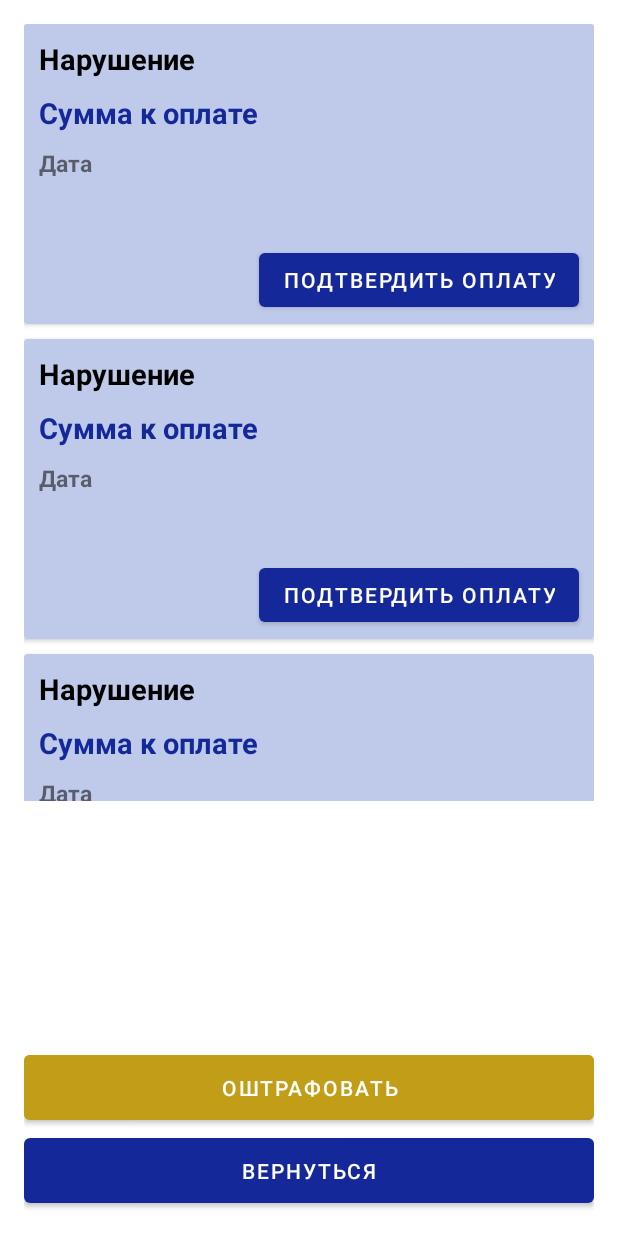
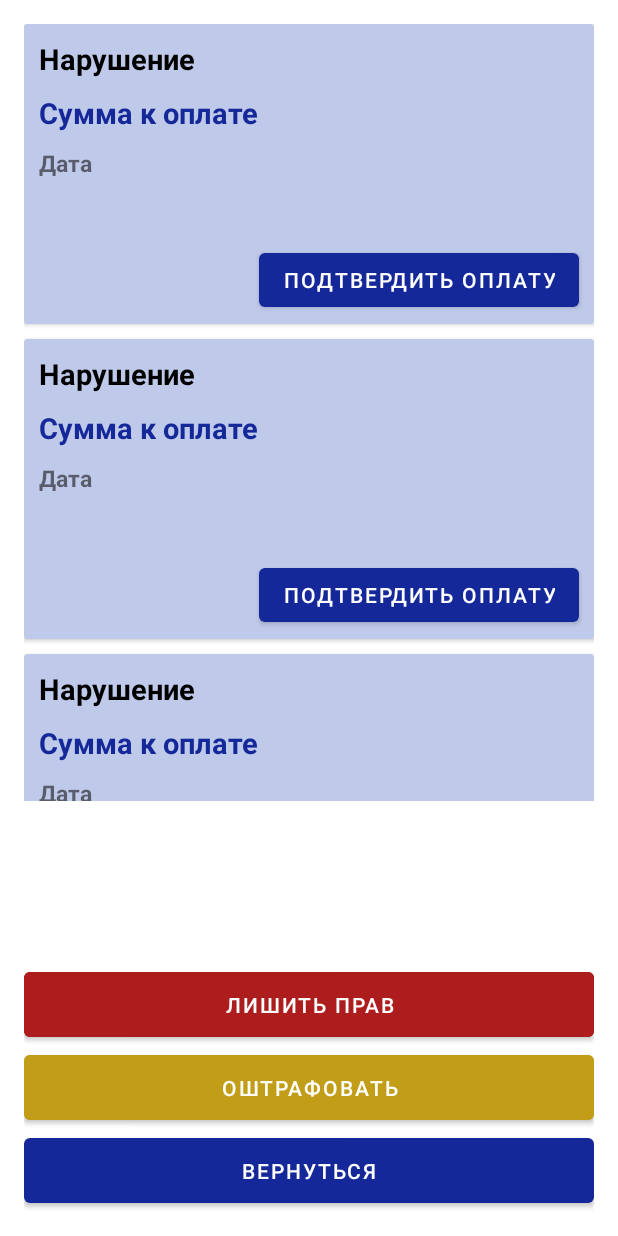
Before and after one commit to BelGray/CarNumbersDatabase, an Android app: the layout activity_person_fines.xml on its own in the app's theme, with its tools: preview values and no code run, on a phone screen of 412 x 824 dp. Run offline under Robolectric (Android 15) with nearby library versions, the phone set to English and light mode, and no system bars.

Commit message:
add fines adapter

```diff
--- a/app/src/main/AndroidManifest.xml
+++ b/app/src/main/AndroidManifest.xml
@@ -29,6 +29,10 @@
         <activity
             android:name=".ui.ShowNumbersInfoActivity"
             android:exported="true" />
+
+
+        <activity android:name=".ui.PersonFinesActivity" android:exported="true" />
+        <activity android:name=".ui.ToFinePersonActivity" android:exported="true"/>
     </application>
 
 </manifest>
--- a/app/src/main/res/layout/activity_person_fines.xml
+++ b/app/src/main/res/layout/activity_person_fines.xml
@@ -8,6 +8,7 @@
     tools:context=".ui.PersonFinesActivity">
 
     <androidx.recyclerview.widget.RecyclerView
+        android:id="@+id/finesRecyclerView"
         android:layout_width="match_parent"
         android:layout_height="550dp"
         android:padding="16dp"
@@ -31,7 +32,7 @@
                 android:backgroundTint="@color/warning_red"
                 android:text="@string/person_remove_license"
                 android:textColor="@color/white"
-                android:visibility="gone" />
+                android:visibility="visible" />
 
             <Button
                 android:id="@+id/personGiveLicenseButton"
--- a/app/src/main/res/layout/fine_item.xml
+++ b/app/src/main/res/layout/fine_item.xml
@@ -2,81 +2,75 @@
 <androidx.cardview.widget.CardView xmlns:android="http://schemas.android.com/apk/res/android"
     xmlns:app="http://schemas.android.com/apk/res-auto"
     android:id="@+id/finesListCardView"
-    android:layout_marginBottom="10dp"
     android:layout_width="match_parent"
     android:layout_height="200dp"
+    android:layout_marginBottom="10dp"
     app:cardBackgroundColor="@color/light_blue_for_text_fields">
 
     <RelativeLayout
         android:id="@+id/finesListRelativeLayoutInCardView"
         android:layout_width="match_parent"
-        android:layout_height="match_parent"
-        >
+        android:layout_height="match_parent">
 
         <TextView
             android:id="@+id/fineText"
             android:layout_width="wrap_content"
             android:layout_height="wrap_content"
+            android:layout_marginStart="10dp"
             android:layout_marginTop="10dp"
-            android:layout_marginStart="10dp"
             android:text="@string/person_fine_text"
             android:textColor="@color/black"
             android:textSize="19sp"
-            android:textStyle="bold"
-            />
+            android:textStyle="bold" />
 
         <TextView
             android:id="@+id/fineAmount"
             android:layout_width="wrap_content"
             android:layout_height="wrap_content"
+            android:layout_below="@id/fineText"
+            android:layout_marginStart="10dp"
             android:layout_marginTop="10dp"
-            android:layout_marginStart="10dp"
             android:text="@string/person_fine_amount"
             android:textColor="@color/blue"
-            android:layout_below="@id/fineText"
             android:textSize="19sp"
-            android:textStyle="bold"
-            />
+            android:textStyle="bold" />
 
         <TextView
             android:id="@+id/fineDate"
             android:layout_width="wrap_content"
             android:layout_height="wrap_content"
+            android:layout_below="@id/fineAmount"
+            android:layout_marginStart="10dp"
             android:layout_marginTop="10dp"
-            android:layout_marginStart="10dp"
             android:text="@string/date"
-            android:layout_below="@id/fineAmount"
             android:textSize="15sp"
-            android:textStyle="bold"
-            />
+            android:textStyle="bold" />
 
         <Button
             android:id="@+id/confirmFineIsPayedButton"
             android:layout_width="wrap_content"
             android:layout_height="wrap_content"
+            android:layout_alignParentEnd="true"
+            android:layout_alignParentBottom="true"
+            android:layout_marginEnd="10dp"
+            android:layout_marginBottom="5dp"
             android:text="@string/person_fine_confirm_pay"
-            android:layout_marginBottom="5dp"
-            android:layout_marginEnd="10dp"
-            android:layout_alignParentBottom="true"
-            android:layout_alignParentEnd="true"
             android:textColor="@color/white"
-            android:visibility="visible"
-            />
+            android:visibility="visible" />
 
         <TextView
             android:id="@+id/fineIsPayedText"
             android:layout_width="wrap_content"
             android:layout_height="wrap_content"
+            android:layout_alignParentEnd="true"
+            android:layout_alignParentBottom="true"
+            android:layout_marginEnd="10dp"
+            android:layout_marginBottom="10dp"
             android:text="@string/person_fine_is_payed"
+            android:textColor="@color/green"
             android:textSize="20sp"
             android:textStyle="bold"
-            android:textColor="@color/green"
-            android:layout_marginBottom="10dp"
-            android:layout_marginEnd="10dp"
-            android:layout_alignParentBottom="true"
-            android:layout_alignParentEnd="true"
-            android:visibility="gone"
-            />
+            android:visibility="gone" />
 
 
     </RelativeLayout>
```
Also changed, not shown: app/src/main/java/com/example/carnumbersdatabase/ui/PersonFinesActivity.java (+6 -3 lines), app/src/main/java/com/example/carnumbersdatabase/ui/adapter/FineAdapter.java (added, +82 -0 lines).
